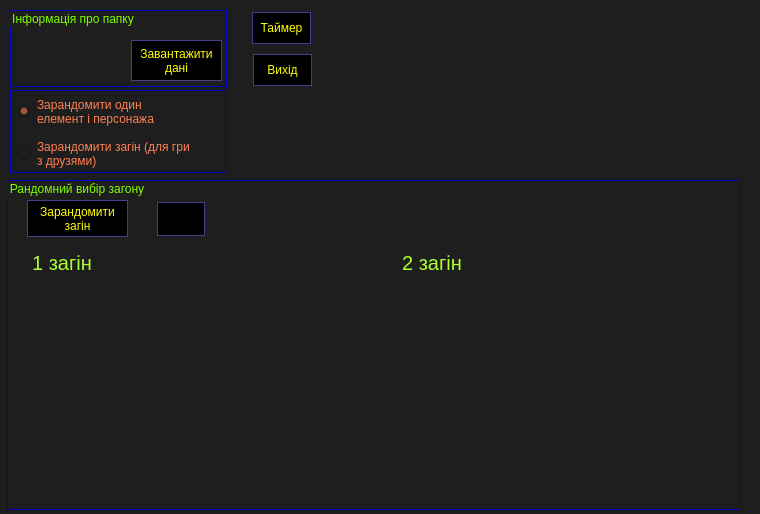
Old version of the form GUI/main_GUI.ui in the repository Kozak228/Randomly-selects-a-character.
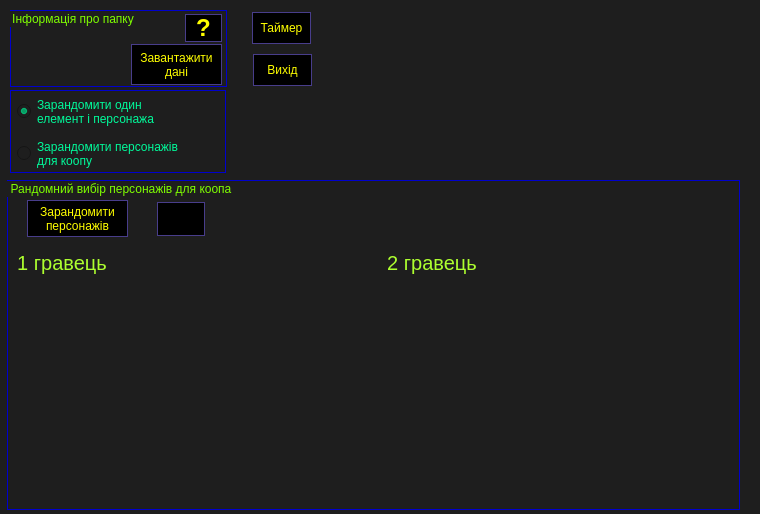
New version of the form. Icons and pictures are not drawn.

Commit message: Added data parsing in a separate thread. Fixed the display of data in the squad selection form.

What changed in the file:
```diff
--- a/GUI/main_GUI.ui
+++ b/GUI/main_GUI.ui
@@ -62,7 +62,7 @@
 }
 
 QRadioButton{
-	color: #FF7F50;
+	color: #00FA9A;
 }
 QRadioButton:hover{
 	color: #00FF00;
@@ -109,7 +109,7 @@
      <property name="geometry">
       <rect>
        <x>121</x>
-       <y>30</y>
+       <y>34</y>
        <width>91</width>
        <height>41</height>
       </rect>
@@ -124,6 +124,26 @@
 дані</string>
      </property>
     </widget>
+    <widget class="QPushButton" name="pushButton_FAQ_download">
+     <property name="geometry">
+      <rect>
+       <x>175</x>
+       <y>4</y>
+       <width>37</width>
+       <height>28</height>
+      </rect>
+     </property>
+     <property name="font">
+      <font>
+       <pointsize>18</pointsize>
+       <weight>75</weight>
+       <bold>true</bold>
+      </font>
+     </property>
+     <property name="text">
+      <string>?</string>
+     </property>
+    </widget>
    </widget>
    <widget class="QGroupBox" name="groupBox_2">
     <property name="geometry">
@@ -317,7 +337,7 @@
      </rect>
     </property>
     <property name="title">
-     <string>Рандомний вибір загону</string>
+     <string>Рандомний вибір персонажів для коопа</string>
     </property>
     <widget class="QPushButton" name="pushButton_rand_squad">
      <property name="geometry">
@@ -335,7 +355,7 @@
      </property>
      <property name="text">
       <string>Зарандомити
-загін</string>
+персонажів</string>
      </property>
     </widget>
     <widget class="QPushButton" name="pushButton_clear_2">
@@ -386,7 +406,7 @@
       <string notr="true">color: #ADFF2F</string>
      </property>
      <property name="text">
-      <string>1 загін</string>
+      <string>1 гравець</string>
      </property>
      <property name="alignment">
       <set>Qt::AlignCenter</set>
@@ -412,7 +432,7 @@
       <string notr="true">color: #ADFF2F</string>
      </property>
      <property name="text">
-      <string>2 загін</string>
+      <string>2 гравець</string>
      </property>
      <property name="alignment">
       <set>Qt::AlignCenter</set>
@@ -638,8 +658,8 @@
       </font>
      </property>
      <property name="text">
-      <string>Зарандомити загін (для гри
-з друзями)</string>
+      <string>Зарандомити персонажів
+для коопу</string>
      </property>
      <property name="checkable">
       <bool>true</bool>
```
Left out of the diff: 2 changed lines with no effect on the pictures. The commit also changes 4 other files.
